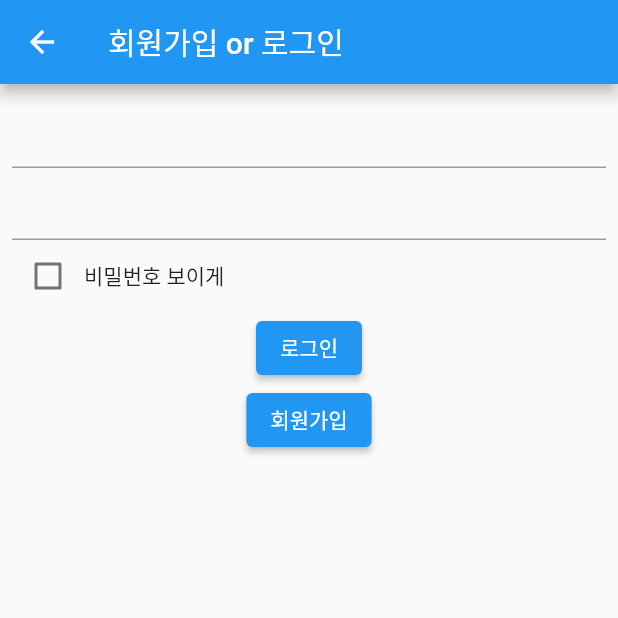
After one commit to sky-build/FirebaseMemoApp, a Flutter app: the screen it shows after launch, item 2 of the bottom bar chosen, after a tap on "회원가입", on a phone screen of 412 x 824 dp, the top half of it. The commit adds this screen. Run offline on Flutter 3.47's test engine with Material 2 defaults, Android fonts, the phone set to English and light mode, and no system bars; our stand-ins replace cloud_firestore, firebase_auth, firebase_core, rxdart; accounts and stored records are empty.

Commit message:
add 회원가입 기능 구현

```diff
--- /dev/null
+++ b/lib/View/Setting/setting.dart
@@ -0,0 +1,106 @@
+import 'package:firebase_memo_app/View/Setting/sign_in_view.dart';
+import 'package:flutter/material.dart';
+
+class SettingView extends StatelessWidget {
+  const SettingView({Key? key}) : super(key: key);
+
+  @override
+  Widget build(BuildContext context) {
+    return Scaffold(
+      appBar: AppBar(
+        title: const Text('설정'),
+      ),
+      body: Padding(
+        padding: const EdgeInsets.all(8.0),
+        child: ListView(
+          children: const [
+            UserView(),
+            SettingTableViewCell(textValue: '회원가입'),
+            SettingTableViewCell(textValue: '개인정보 수정'),
+            SettingTableViewCell(textValue: '회원탈퇴'),
+          ],
+        ),
+      ),
+    );
+  }
+}
+
+class UserView extends StatelessWidget {
+  const UserView({Key? key}) : super(key: key);
+
+  final String userName = '이름';
+  final String userID = 'userID';
+
+  @override
+  Widget build(BuildContext context) {
+    return Padding(
+      padding: const EdgeInsets.all(8.0),
+      child: Row(
+        children: [
+          const SizedBox(
+            width: 100.0,
+            height: 100.0,
+            child: CircleAvatar(
+              radius: 110,
+              backgroundColor: Colors.white,
+              backgroundImage: AssetImage('asset/images/flutter.png'),
+            ),
+          ),
+          const SizedBox(width: 15.0),
+          Column(
+            crossAxisAlignment: CrossAxisAlignment.start,
+            children: [
+              Text(
+                userName,
+                style: const TextStyle(fontSize: 20.0),
+              ),
+              Text(
+                userID,
+                style: const TextStyle(fontSize: 15.0),
+              ),
+            ],
+          ),
+        ],
+      ),
+    );
+  }
+}
+
+class SettingTableViewCell extends StatelessWidget {
+  const SettingTableViewCell({Key? key, required this.textValue}) : super(key: key);
+
+  final String textValue;
+
+  @override
+  Widget build(BuildContext context) {
+    return Padding(
+      padding: const EdgeInsets.fromLTRB(0, 20, 0, 20),
+      child: GestureDetector(
+        onTap: () {
+          print('터치터치');
+          Navigator.push(
+            context,
+            MaterialPageRoute(
+              builder: (_) => SignInView()
+            ),
+          );
+        },
+        child: Row(
+          children: [
+            const SizedBox(
+              width: 10.0,
+            ),
+            Expanded(
+              child: Text(
+                textValue,
+                style: const TextStyle(
+                  fontSize: 20.0,
+                ),
+              ),
+            ),
+          ],
+        ),
+      ),
+    );
+  }
+}
--- /dev/null
+++ b/lib/View/Setting/sign_in_view.dart
@@ -0,0 +1,76 @@
+import 'package:firebase_memo_app/Extensions/extension_string.dart';
+import 'package:firebase_memo_app/ViewModel/view_model.dart';
+import 'package:firebase_memo_app/database/database_manager.dart';
+import 'package:flutter/material.dart';
+
+class SignInView extends StatefulWidget {
+  const SignInView({Key? key}) : super(key: key);
+
+  @override
+  State<SignInView> createState() => _SignInViewState();
+}
+
+class _SignInViewState extends State<SignInView> {
+  final userIDData = TextEditingController();
+  final userPWData = TextEditingController();
+  bool passwordVisibleState = false;
+  final viewModel = ViewModel();
+
+  @override
+  Widget build(BuildContext context) {
+    return Scaffold(
+      appBar: AppBar(
+        title: const Text('회원가입 or 로그인'),
+      ),
+      body: Padding(
+        padding: const EdgeInsets.all(8.0),
+        child: Column(
+          children: [
+            TextField(controller: userIDData),
+            TextField(
+              controller: userPWData,
+              obscureText: !passwordVisibleState,
+              obscuringCharacter: "*",
+            ),
+            Row(
+              children: [
+                Checkbox(
+                    value: passwordVisibleState,
+                    activeColor: Colors.black,
+                    checkColor: Colors.white,
+                    onChanged: (value) {
+                      if (passwordVisibleState == false) {
+                        passwordVisibleState = true;
+                      } else {
+                        passwordVisibleState = false;
+                      }
+                      setState(() {});
+                    }),
+                const Text('비밀번호 보이게'),
+              ],
+            ),
+            ElevatedButton(onPressed: () {}, child: const Text('로그인')),
+            ElevatedButton(
+                onPressed: () async {
+                  // TODO: 로직 ViewModel or Bloc로 이동
+                  SignUpState result;
+                  if (userIDData.text.isValidEmailFormat() && userPWData.text.length >= 4) {
+                    result = await viewModel.signUpEmail(
+                        userIDData.text, userPWData.text);
+                    ScaffoldMessenger.of(context).showSnackBar(
+                        SnackBar(content: Text(result.getString())));
+                    if (result == SignUpState.success) {
+                      Navigator.pop(context);
+                    }
+                  } else {
+                    ScaffoldMessenger.of(context).showSnackBar(const SnackBar(
+                        content: Text('입력양식이 올바르지 않습니다. 확인해주세요.')));
+                  }
+                },
+                child: const Text('회원가입')),
+          ],
+        ),
+      ),
+    );
+  }
+}
--- a/lib/ViewModel/view_model.dart
+++ b/lib/ViewModel/view_model.dart
@@ -38,4 +38,8 @@ class ViewModel {
     await _database.updateMemoState(id);
     await _updateDatabase();
   }
+
+  Future<SignUpState> signUpEmail(String email, String password) async {
+    return await _database.signUp(email, password);
+  }
 }
--- a/lib/main.dart
+++ b/lib/main.dart
@@ -1,3 +1,4 @@
+import 'package:firebase_memo_app/View/Setting/setting.dart';
 import 'package:firebase_memo_app/View/home/home.dart';
 import 'package:flutter/material.dart';
 
@@ -36,7 +37,53 @@ class MyApp extends StatelessWidget {
         // is not restarted.
         primarySwatch: Colors.blue,
       ),
-      home: MemoHome(),
+      home: const NavigationBar(),
     );
   }
 }
+
+class NavigationBar extends StatefulWidget {
+  const NavigationBar({Key? key}) : super(key: key);
+
+  @override
+  State<NavigationBar> createState() => _NavigationBarState();
+}
+
+class _NavigationBarState extends State<NavigationBar> {
+  int _selectedIndex = 0;
+  static final List<Widget> _widgetOptions = [
+    MemoHome(),
+    const SettingView(),
+  ];
+
+  void _onItemTapped(int index) {
+    setState(() {
+      _selectedIndex = index;
+    });
+  }
+
+  @override
+  Widget build(BuildContext context) {
+    return Scaffold(
+      body: Center(
+        child: _widgetOptions.elementAt(_selectedIndex),
+      ),
+      bottomNavigationBar: BottomNavigationBar(
+        enableFeedback: false,
+        items: const <BottomNavigationBarItem>[
+          BottomNavigationBarItem(
+            icon: Icon(Icons.home),
+            label: '홈',
+          ),
+          BottomNavigationBarItem(
+            icon: Icon(Icons.settings),
+            label: '설정',
+          ),
+        ],
+        currentIndex: _selectedIndex,
+        selectedItemColor: Colors.black,
+        onTap: _onItemTapped,
+      ),
+    );
+  }
+}
--- a/pubspec.yaml
+++ b/pubspec.yaml
@@ -36,6 +36,7 @@ dependencies:
   cupertino_icons: ^1.0.2
   firebase_core: ^1.19.2
   cloud_firestore: ^3.3.0
+  firebase_auth: ^3.4.2
   rxdart: ^0.27.5
 
 dev_dependencies:
@@ -64,6 +65,8 @@ flutter:
   # assets:
   #   - images/a_dot_burr.jpeg
   #   - images/a_dot_ham.jpeg
+  assets:
+    - asset/images/
 
   # An image asset can refer to one or more resolution-specific "variants", see
   # https://flutter.dev/assets-and-images/#resolution-aware
```
Also changed, not shown: lib/Extensions/extension_string.dart (added, +8 -0 lines), lib/ViewModel/sign_in_view_model.dart (added, +10 -0 lines), lib/database/database_manager.dart (+47 -4 lines), asset/images/flutter.png (added), pubspec.lock, 1 other file.
